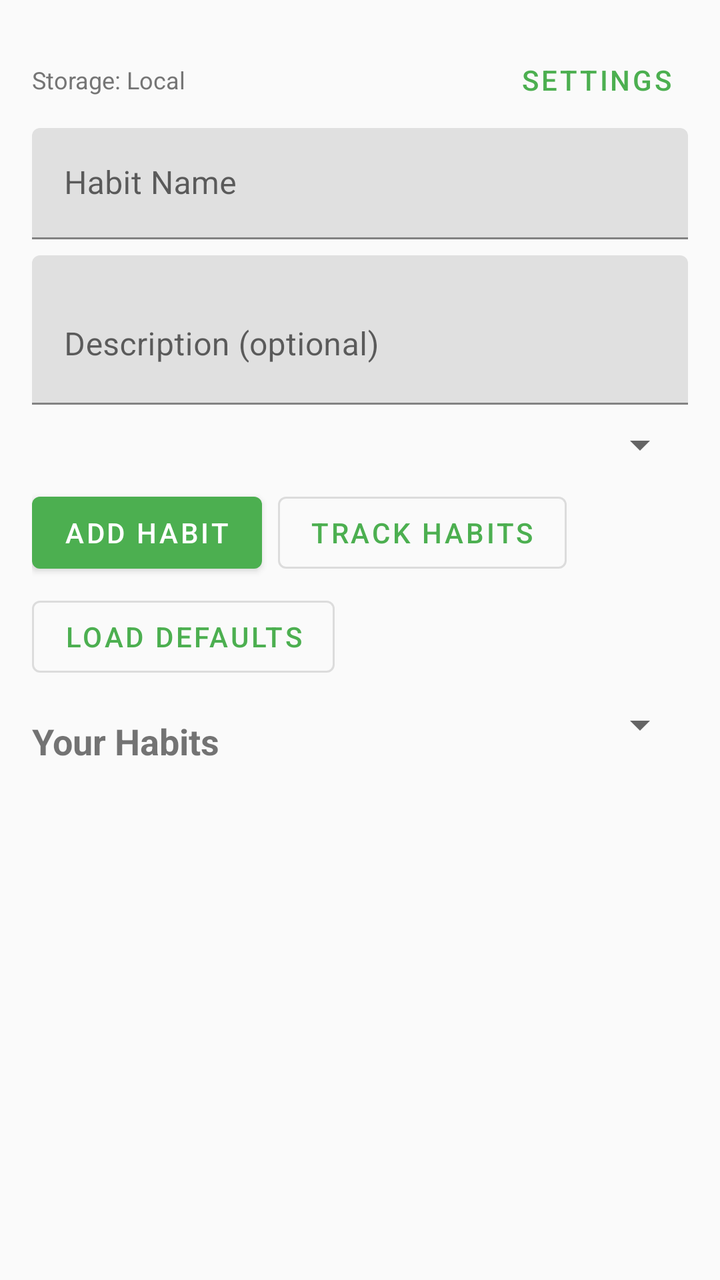
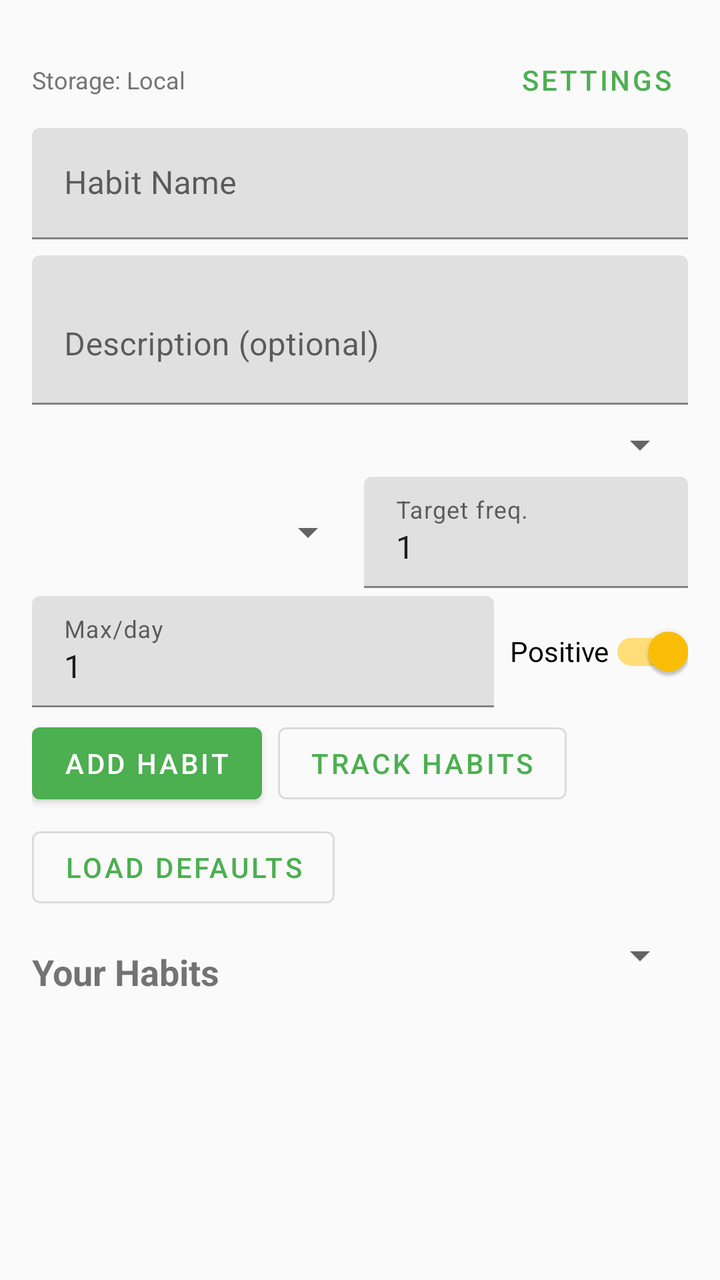

The first picture is an Android layout as it rendered before a commit; the second is the same layout after the commit. The layout source and the unified diff follow.
<!-- AndroidManifest.xml: application theme Theme.HabitEvaluator -->
<!-- res/layout/activity_main.xml -->
<?xml version="1.0" encoding="utf-8"?>
<androidx.constraintlayout.widget.ConstraintLayout xmlns:android="http://schemas.android.com/apk/res/android"
    xmlns:app="http://schemas.android.com/apk/res-auto"
    xmlns:tools="http://schemas.android.com/tools"
    android:layout_width="match_parent"
    android:layout_height="match_parent"
    android:padding="16dp"
    tools:context=".MainActivity">

    <LinearLayout
        android:id="@+id/toolbarLayout"
        android:layout_width="0dp"
        android:layout_height="wrap_content"
        android:orientation="horizontal"
        android:gravity="center_vertical"
        app:layout_constraintEnd_toEndOf="parent"
        app:layout_constraintStart_toStartOf="parent"
        app:layout_constraintTop_toTopOf="parent">

        <TextView
            android:id="@+id/storageModeText"
            android:layout_width="0dp"
            android:layout_height="wrap_content"
            android:layout_weight="1"
            android:text="@string/storage_mode_local"
            android:textSize="12sp"
            android:textColor="@color/text_secondary" />

        <com.google.android.material.button.MaterialButton
            android:id="@+id/settingsButton"
            android:layout_width="wrap_content"
            android:layout_height="wrap_content"
            android:text="@string/settings"
            style="@style/Widget.MaterialComponents.Button.TextButton" />
    </LinearLayout>

    <com.google.android.material.textfield.TextInputLayout
        android:id="@+id/habitNameLayout"
        android:layout_width="0dp"
        android:layout_height="wrap_content"
        android:hint="@string/habit_name_hint"
        app:layout_constraintEnd_toEndOf="parent"
        app:layout_constraintStart_toStartOf="parent"
        app:layout_constraintTop_toBottomOf="@id/toolbarLayout">

        <com.google.android.material.textfield.TextInputEditText
            android:id="@+id/habitNameInput"
            android:layout_width="match_parent"
            android:layout_height="wrap_content"
            android:inputType="text" />
    </com.google.android.material.textfield.TextInputLayout>

    <com.google.android.material.textfield.TextInputLayout
        android:id="@+id/habitDescriptionLayout"
        android:layout_width="0dp"
        android:layout_height="wrap_content"
        android:layout_marginTop="8dp"
        android:hint="@string/habit_description_hint"
        app:layout_constraintEnd_toEndOf="parent"
        app:layout_constraintStart_toStartOf="parent"
        app:layout_constraintTop_toBottomOf="@id/habitNameLayout">

        <com.google.android.material.textfield.TextInputEditText
            android:id="@+id/habitDescriptionInput"
            android:layout_width="match_parent"
            android:layout_height="wrap_content"
            android:inputType="textMultiLine"
            android:minLines="2" />
    </com.google.android.material.textfield.TextInputLayout>

    <Spinner
        android:id="@+id/categorySpinner"
        android:layout_width="0dp"
        android:layout_height="wrap_content"
        android:layout_marginTop="8dp"
        app:layout_constraintEnd_toEndOf="parent"
        app:layout_constraintStart_toStartOf="parent"
        app:layout_constraintTop_toBottomOf="@id/habitDescriptionLayout" />

    <com.google.android.material.button.MaterialButton
        android:id="@+id/addHabitButton"
        android:layout_width="wrap_content"
        android:layout_height="wrap_content"
        android:layout_marginTop="8dp"
        android:text="@string/add_habit"
        app:layout_constraintStart_toStartOf="parent"
        app:layout_constraintTop_toBottomOf="@id/categorySpinner" />

    <com.google.android.material.button.MaterialButton
        android:id="@+id/trackHabitsButton"
        android:layout_width="wrap_content"
        android:layout_height="wrap_content"
        android:layout_marginTop="8dp"
        android:layout_marginStart="8dp"
        android:text="@string/track_habits"
        style="@style/Widget.MaterialComponents.Button.OutlinedButton"
        app:layout_constraintStart_toEndOf="@id/addHabitButton"
        app:layout_constraintTop_toBottomOf="@id/categorySpinner" />

    <com.google.android.material.button.MaterialButton
        android:id="@+id/loadDefaultsButton"
        android:layout_width="wrap_content"
        android:layout_height="wrap_content"
        android:layout_marginTop="4dp"
        android:text="@string/load_defaults"
        style="@style/Widget.MaterialComponents.Button.OutlinedButton"
        app:layout_constraintStart_toStartOf="parent"
        app:layout_constraintTop_toBottomOf="@id/addHabitButton" />

    <TextView
        android:id="@+id/habitsLabel"
        android:layout_width="wrap_content"
        android:layout_height="wrap_content"
        android:layout_marginTop="16dp"
        android:text="@string/your_habits"
        android:textSize="18sp"
        android:textStyle="bold"
        app:layout_constraintStart_toStartOf="parent"
        app:layout_constraintTop_toBottomOf="@id/loadDefaultsButton" />

    <Spinner
        android:id="@+id/categoryFilterSpinner"
        android:layout_width="0dp"
        android:layout_height="wrap_content"
        app:layout_constraintEnd_toEndOf="parent"
        app:layout_constraintStart_toEndOf="@id/habitsLabel"
        app:layout_constraintTop_toBottomOf="@id/loadDefaultsButton"
        android:layout_marginStart="8dp"
        android:layout_marginTop="8dp" />

    <androidx.recyclerview.widget.RecyclerView
        android:id="@+id/habitsRecyclerView"
        android:layout_width="0dp"
        android:layout_height="0dp"
        android:layout_marginTop="8dp"
        app:layout_constraintBottom_toTopOf="@id/evaluationCard"
        app:layout_constraintEnd_toEndOf="parent"
        app:layout_constraintStart_toStartOf="parent"
        app:layout_constraintTop_toBottomOf="@id/categoryFilterSpinner" />

    <androidx.cardview.widget.CardView
        android:id="@+id/evaluationCard"
        android:layout_width="0dp"
        android:layout_height="wrap_content"
        android:layout_marginTop="16dp"
        android:visibility="gone"
        app:cardCornerRadius="8dp"
        app:cardElevation="4dp"
        app:layout_constraintBottom_toBottomOf="parent"
        app:layout_constraintEnd_toEndOf="parent"
        app:layout_constraintStart_toStartOf="parent">

        <LinearLayout
            android:layout_width="match_parent"
            android:layout_height="wrap_content"
            android:orientation="vertical"
            android:padding="16dp">

            <TextView
                android:id="@+id/selectedHabitName"
                android:layout_width="wrap_content"
                android:layout_height="wrap_content"
                android:textSize="16sp"
                android:textStyle="bold" />

            <TextView
                android:id="@+id/streakText"
                android:layout_width="wrap_content"
                android:layout_height="wrap_content"
                android:layout_marginTop="8dp" />

            <TextView
                android:id="@+id/completionRateText"
                android:layout_width="wrap_content"
                android:layout_height="wrap_content"
                android:layout_marginTop="4dp" />

            <ProgressBar
                android:id="@+id/completionProgress"
                style="?android:attr/progressBarStyleHorizontal"
                android:layout_width="match_parent"
                android:layout_height="wrap_content"
                android:layout_marginTop="8dp"
                android:max="100" />

            <View
                android:layout_width="match_parent"
                android:layout_height="1dp"
                android:layout_marginTop="8dp"
                android:background="@android:color/darker_gray" />

            <TextView
                android:layout_width="wrap_content"
                android:layout_height="wrap_content"
                android:layout_marginTop="8dp"
                android:text="@string/completion_points"
                android:textSize="14sp"
                android:textStyle="bold" />

            <LinearLayout
                android:layout_width="match_parent"
                android:layout_height="wrap_content"
                android:layout_marginTop="4dp"
                android:orientation="horizontal">

                <TextView
                    android:id="@+id/dailyPointsText"
                    android:layout_width="0dp"
                    android:layout_height="wrap_content"
                    android:layout_weight="1"
                    android:gravity="center" />

                <TextView
                    android:id="@+id/weeklyPointsText"
                    android:layout_width="0dp"
                    android:layout_height="wrap_content"
                    android:layout_weight="1"
                    android:gravity="center" />

                <TextView
                    android:id="@+id/monthlyPointsText"
                    android:layout_width="0dp"
                    android:layout_height="wrap_content"
                    android:layout_weight="1"
                    android:gravity="center" />
            </LinearLayout>

            <com.google.android.material.button.MaterialButton
                android:id="@+id/completeButton"
                android:layout_width="wrap_content"
                android:layout_height="wrap_content"
                android:layout_marginTop="8dp"
                android:text="@string/mark_complete" />
        </LinearLayout>
    </androidx.cardview.widget.CardView>
</androidx.constraintlayout.widget.ConstraintLayout>
<!-- resources referenced by this layout -->
<resources>
  <color name="text_secondary">#757575</color>
  <string name="add_habit">Add Habit</string>
  <string name="completion_points">Completion Points</string>
  <string name="habit_description_hint">Description (optional)</string>
  <string name="habit_name_hint">Habit Name</string>
  <string name="load_defaults">Load Defaults</string>
  <string name="mark_complete">Mark Complete</string>
  <string name="settings">Settings</string>
  <string name="storage_mode_local">Storage: Local</string>
  <string name="track_habits">Track Habits</string>
  <string name="your_habits">Your Habits</string>
  <style name="Theme.HabitEvaluator" parent="Theme.MaterialComponents.DayNight.DarkActionBar">
          <item name="colorPrimary">@color/primary</item>
          <item name="colorPrimaryDark">@color/primary_dark</item>
          <item name="colorAccent">@color/accent</item>
          <item name="android:windowBackground">@color/background</item>
      </style>
  <color name="primary">#4CAF50</color>
  <color name="primary_dark">#388E3C</color>
  <color name="accent">#FFC107</color>
  <color name="background">#FAFAFA</color>
</resources>

<!-- the commit's change to res/layout/activity_main.xml (unified diff, before → after) -->
@@ -77,25 +77,92 @@
         app:layout_constraintStart_toStartOf="parent"
         app:layout_constraintTop_toBottomOf="@id/habitDescriptionLayout" />
 
+    <LinearLayout
+        android:id="@+id/habitParamsLayout"
+        android:layout_width="0dp"
+        android:layout_height="wrap_content"
+        android:layout_marginTop="4dp"
+        android:orientation="horizontal"
+        android:gravity="center_vertical"
+        app:layout_constraintEnd_toEndOf="parent"
+        app:layout_constraintStart_toStartOf="parent"
+        app:layout_constraintTop_toBottomOf="@id/categorySpinner">
+
+        <Spinner
+            android:id="@+id/frequencyTypeSpinner"
+            android:layout_width="0dp"
+            android:layout_height="wrap_content"
+            android:layout_weight="1" />
+
+        <com.google.android.material.textfield.TextInputLayout
+            android:layout_width="0dp"
+            android:layout_height="wrap_content"
+            android:layout_weight="1"
+            android:layout_marginStart="4dp"
+            android:hint="@string/target_frequency_hint">
+
+            <com.google.android.material.textfield.TextInputEditText
+                android:id="@+id/targetFrequencyInput"
+                android:layout_width="match_parent"
+                android:layout_height="wrap_content"
+                android:inputType="number"
+                android:text="1" />
+        </com.google.android.material.textfield.TextInputLayout>
+    </LinearLayout>
+
+    <LinearLayout
+        android:id="@+id/habitParams2Layout"
+        android:layout_width="0dp"
+        android:layout_height="wrap_content"
+        android:layout_marginTop="4dp"
+        android:orientation="horizontal"
+        android:gravity="center_vertical"
+        app:layout_constraintEnd_toEndOf="parent"
+        app:layout_constraintStart_toStartOf="parent"
+        app:layout_constraintTop_toBottomOf="@id/habitParamsLayout">
+
+        <com.google.android.material.textfield.TextInputLayout
+            android:layout_width="0dp"
+            android:layout_height="wrap_content"
+            android:layout_weight="1"
+            android:hint="@string/max_entries_per_day_hint">
+
+            <com.google.android.material.textfield.TextInputEditText
+                android:id="@+id/maxEntriesPerDayInput"
+                android:layout_width="match_parent"
+                android:layout_height="wrap_content"
+                android:inputType="number"
+                android:text="1" />
+        </com.google.android.material.textfield.TextInputLayout>
+
+        <com.google.android.material.switchmaterial.SwitchMaterial
+            android:id="@+id/positiveScoringSwitch"
+            android:layout_width="wrap_content"
+            android:layout_height="wrap_content"
+            android:layout_marginStart="8dp"
+            android:text="@string/positive_scoring"
+            android:checked="true" />
+    </LinearLayout>
+
     <com.google.android.material.button.MaterialButton
         android:id="@+id/addHabitButton"
         android:layout_width="wrap_content"
         android:layout_height="wrap_content"
-        android:layout_marginTop="8dp"
+        android:layout_marginTop="4dp"
         android:text="@string/add_habit"
         app:layout_constraintStart_toStartOf="parent"
-        app:layout_constraintTop_toBottomOf="@id/categorySpinner" />
+        app:layout_constraintTop_toBottomOf="@id/habitParams2Layout" />
 
     <com.google.android.material.button.MaterialButton
         android:id="@+id/trackHabitsButton"
         android:layout_width="wrap_content"
         android:layout_height="wrap_content"
-        android:layout_marginTop="8dp"
+        android:layout_marginTop="4dp"
         android:layout_marginStart="8dp"
         android:text="@string/track_habits"
         style="@style/Widget.MaterialComponents.Button.OutlinedButton"
         app:layout_constraintStart_toEndOf="@id/addHabitButton"
-        app:layout_constraintTop_toBottomOf="@id/categorySpinner" />
+        app:layout_constraintTop_toBottomOf="@id/habitParams2Layout" />
 
     <com.google.android.material.button.MaterialButton
         android:id="@+id/loadDefaultsButton"
<!-- resource entries referenced after the edit -->
@@ -7,8 +7,11 @@
   <string name="habit_name_hint">Habit Name</string>
   <string name="load_defaults">Load Defaults</string>
   <string name="mark_complete">Mark Complete</string>
+  <string name="max_entries_per_day_hint">Max/day</string>
+  <string name="positive_scoring">Positive</string>
   <string name="settings">Settings</string>
   <string name="storage_mode_local">Storage: Local</string>
+  <string name="target_frequency_hint">Target freq.</string>
   <string name="track_habits">Track Habits</string>
   <string name="your_habits">Your Habits</string>
   <style name="Theme.HabitEvaluator" parent="Theme.MaterialComponents.DayNight.DarkActionBar">
